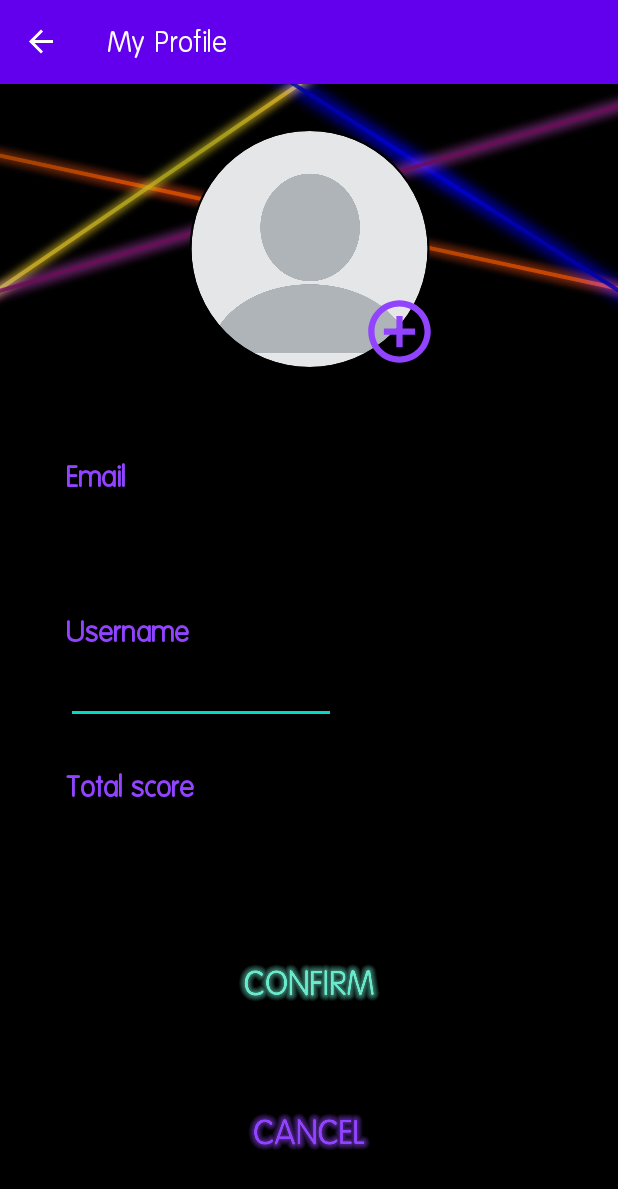
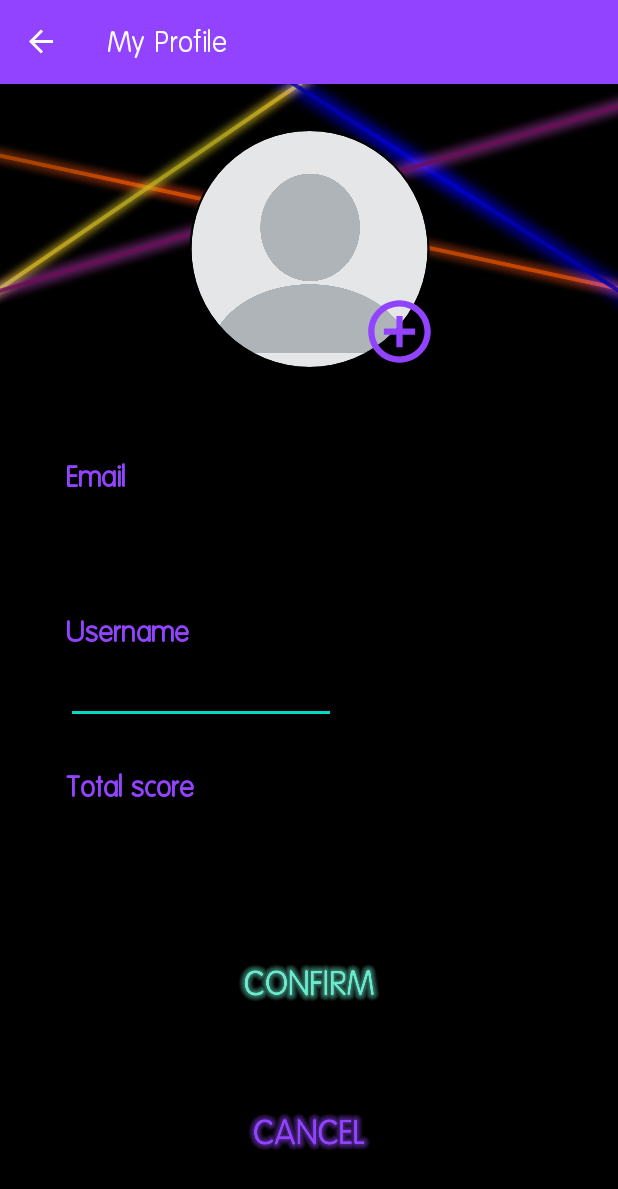
Before and after one commit to Mic98-git/Pong, an Android app: the UserProfileFragment screen opened through its navigation route, after a tap on an icon or button, on a phone screen of 412 x 824 dp. Shown: the top 1189 px of the screen. Run offline under Robolectric (Android 15) with nearby library versions, the phone set to English and light mode, and no system bars; our stand-ins replace CircleImageView, Firebase (no records; nobody signed in at launch, a user with empty details on screens opened directly), navigation-ui; 3 statements that could not run were skipped.

Commit message:
profile page buttons order changed, score bug fixed

```diff
--- a/PongGame/app/src/main/java/com/example/ponggame/MainActivity.kt
+++ b/PongGame/app/src/main/java/com/example/ponggame/MainActivity.kt
@@ -1,6 +1,8 @@
 package com.example.ponggame
 
 import android.content.Context
+import android.graphics.Color
+import android.graphics.drawable.ColorDrawable
 import android.media.MediaPlayer
 import android.net.Uri
 import android.nfc.NdefRecord.createUri
@@ -24,7 +26,10 @@ class MainActivity : AppCompatActivity() {
     override fun onCreate(savedInstanceState: Bundle?) {
         super.onCreate(savedInstanceState)
         @Suppress("DEPRECATION")
-        window.setFlags(WindowManager.LayoutParams.FLAG_FULLSCREEN, WindowManager.LayoutParams.FLAG_FULLSCREEN)
+        window.setFlags(
+            WindowManager.LayoutParams.FLAG_FULLSCREEN,
+            WindowManager.LayoutParams.FLAG_FULLSCREEN
+        )
         val binding = ActivityMainBinding.inflate(layoutInflater)
         setContentView(binding.root)
         val navHostFragment = supportFragmentManager
@@ -34,13 +39,16 @@ class MainActivity : AppCompatActivity() {
         // This ensures action bar (app bar) buttons, like the
         // menu option in LetterListFragment are visible.
         setupActionBarWithNavController(navController)
+        supportActionBar!!.setBackgroundDrawable(
+            ColorDrawable(Color.parseColor("#9243FF"))
+        )
 
         mediaUri = MediaPlayer.create(this, R.raw.main_theme)
         mediaUri.isLooping
     }
 
     override fun onRestart() {
-        if(!isPlaying){
+        if (!isPlaying) {
             mediaUri = MediaPlayer.create(this, R.raw.main_theme)
             mediaUri.isLooping
         }
@@ -49,7 +57,7 @@ class MainActivity : AppCompatActivity() {
     }
 
     override fun onStart() {
-        if(!isPlaying){
+        if (!isPlaying) {
             mediaUri.start()
             isPlaying = true
         }
@@ -63,7 +71,7 @@ class MainActivity : AppCompatActivity() {
     }
 
     override fun onStop() {
-        if(isPlaying){
+        if (isPlaying) {
             mediaUri.stop()
             isPlaying = false
         }
--- a/PongGame/app/src/main/java/com/example/ponggame/game/model/PongTable.kt
+++ b/PongGame/app/src/main/java/com/example/ponggame/game/model/PongTable.kt
@@ -393,7 +393,9 @@ class PongTable : SurfaceView, SurfaceHolder.Callback {
             this.userScore++
             // Opponent scored
         } else if (value == 2) {
-            this.userScore--
+            if(this.userScore > 0) {
+                this.userScore--
+            }
         }
     }
 
--- a/PongGame/app/src/main/res/layout/fragment_user_profile.xml
+++ b/PongGame/app/src/main/res/layout/fragment_user_profile.xml
@@ -167,8 +167,8 @@
         android:layout_height="60dp"
         app:layout_constraintEnd_toEndOf="parent"
         app:layout_constraintStart_toStartOf="parent"
-        app:layout_constraintTop_toBottomOf="@id/user_score"
-        app:layout_constraintBottom_toTopOf="@id/undo_update_button"
+        app:layout_constraintTop_toBottomOf="@id/confirm_update_button"
+        app:layout_constraintBottom_toBottomOf="parent"
         app:srcCompat="@drawable/delete_account"
         android:clickable="true"
         android:focusable="true" />
@@ -179,8 +179,8 @@
         android:layout_height="60dp"
         app:layout_constraintEnd_toEndOf="parent"
         app:layout_constraintStart_toStartOf="parent"
-        app:layout_constraintTop_toBottomOf="@id/confirm_update_button"
-        app:layout_constraintBottom_toBottomOf="parent"
+        app:layout_constraintTop_toBottomOf="@id/user_score"
+        app:layout_constraintBottom_toTopOf="@id/undo_update_button"
         app:srcCompat="@drawable/logout"
         android:clickable="true"
         android:focusable="true" />
```
